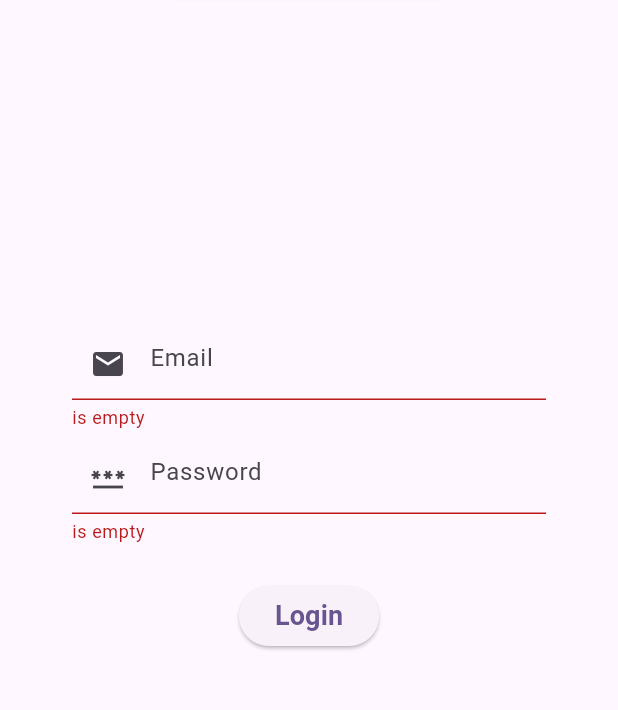
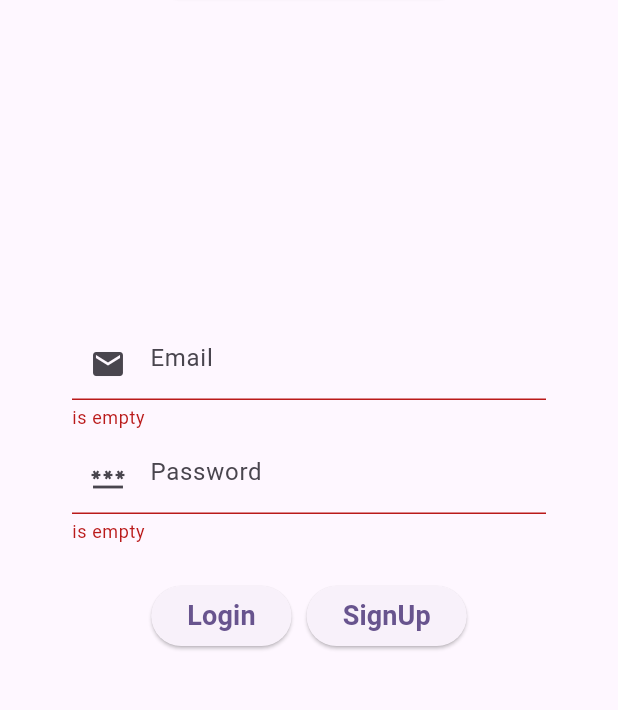
Before and after one commit to Irfanhossain909/NoteApp_firebase_flutter, a Flutter app: the screen it shows after launch, after a tap on "Login", on a phone screen of 412 x 824 dp, the part 269-979 px from its top. Run offline on Flutter 3.47's test engine with Material 3 defaults, Android fonts, the phone set to English and light mode, and no system bars; our stand-ins replace cloud_firestore, firebase_auth, firebase_core, flutter_easyloading; accounts and stored records are empty.

```diff
--- /dev/null
+++ b/lib/database/db_helper.dart
@@ -0,0 +1,15 @@
+import 'package:cloud_firestore/cloud_firestore.dart';
+import 'package:note_app_flutter_firebase/model/user_model.dart';
+
+class DbHelper {
+  DbHelper._();
+  static final _db =
+      FirebaseFirestore.instance; //Firebase database object creating,
+  static const String _collectionUser = 'Users';
+
+  static Future<void> addNewUser(UserModel user) {
+    return _db.collection(_collectionUser)
+        .doc(user.uid)
+        .set(user.toMap());
+  }
+}
--- a/lib/main.dart
+++ b/lib/main.dart
@@ -1,9 +1,11 @@
 import 'package:firebase_core/firebase_core.dart';
 import 'package:flutter/material.dart';
+import 'package:flutter_easyloading/flutter_easyloading.dart';
 import 'package:note_app_flutter_firebase/firebase_options.dart';
 import 'package:note_app_flutter_firebase/pages/home_page.dart';
 import 'package:note_app_flutter_firebase/pages/launcher_page.dart';
 import 'package:note_app_flutter_firebase/pages/login_page.dart';
+import 'package:note_app_flutter_firebase/pages/registration_page.dart';
 import 'package:note_app_flutter_firebase/provider/auth_provider.dart';
 import 'package:provider/provider.dart';
 
@@ -32,11 +34,13 @@ class MyApp extends StatelessWidget {
         colorScheme: ColorScheme.fromSeed(seedColor: Colors.deepPurple),
         useMaterial3: true,
       ),
+      builder: EasyLoading.init(),
       initialRoute: LauncherPage.routeName,
       routes: {
         LauncherPage.routeName : (context) => const LauncherPage(),
         HomePage.routeName : (context) => const HomePage(),
         LoginPage.routeName : (context) => const LoginPage(),
+        RegistrationPage.routeName : (context) => const RegistrationPage(),
       },
     );
   }
--- /dev/null
+++ b/lib/model/user_model.dart
@@ -0,0 +1,28 @@
+class UserModel {
+  String name;
+  String uid;
+  String email;
+
+  UserModel({
+    required this.uid,
+    required this.email,
+    required this.name,
+  });
+
+  Map<String, dynamic> toMap() {return {
+    'name': name,
+    'uid': uid,
+    'email': email,
+  };
+  }
+
+  factory UserModel.fromMap(Map<String, dynamic> map) {
+    return UserModel(
+      name: map['name'] ?? '',
+      uid: map['uid'] ?? '',
+      email: map['email'] ?? '',
+    );
+  }
+
+
+}
--- a/lib/pages/login_page.dart
+++ b/lib/pages/login_page.dart
@@ -2,6 +2,7 @@ import 'package:firebase_auth/firebase_auth.dart';
 import 'package:flutter/material.dart';
 import 'package:flutter_easyloading/flutter_easyloading.dart';
 import 'package:note_app_flutter_firebase/pages/home_page.dart';
+import 'package:note_app_flutter_firebase/pages/registration_page.dart';
 import 'package:note_app_flutter_firebase/provider/auth_provider.dart';
 import 'package:provider/provider.dart';
 
@@ -88,12 +89,28 @@ class _LoginPageState extends State<LoginPage> {
                 ),
               ),
               const SizedBox(height: 20.0),
+              Row(
+                mainAxisSize: MainAxisSize.min,
+                mainAxisAlignment: MainAxisAlignment.center,
+                children: [
                   ElevatedButton(
                     onPressed: _login,
                     child: const Text(
                       'Login',
                       style: TextStyle(fontWeight: FontWeight.bold, fontSize: 18),
                     ),
+                  ),
+                  const SizedBox(
+                    width: 10,
+                  ),
+                  ElevatedButton(
+                    onPressed: ()=> Navigator.pushNamed(context, RegistrationPage.routeName),
+                    child: const Text(
+                      'SignUp',
+                      style: TextStyle(fontWeight: FontWeight.bold, fontSize: 18),
+                    ),
+                  ),
+                ],
               ),
               const SizedBox(
                 height: 20.0,
```
Also changed, not shown: lib/pages/registration_page.dart (added, +134 -0 lines), lib/provider/auth_provider.dart (+13 -1 lines). Lines whose indentation alone changed are shown as unchanged.
